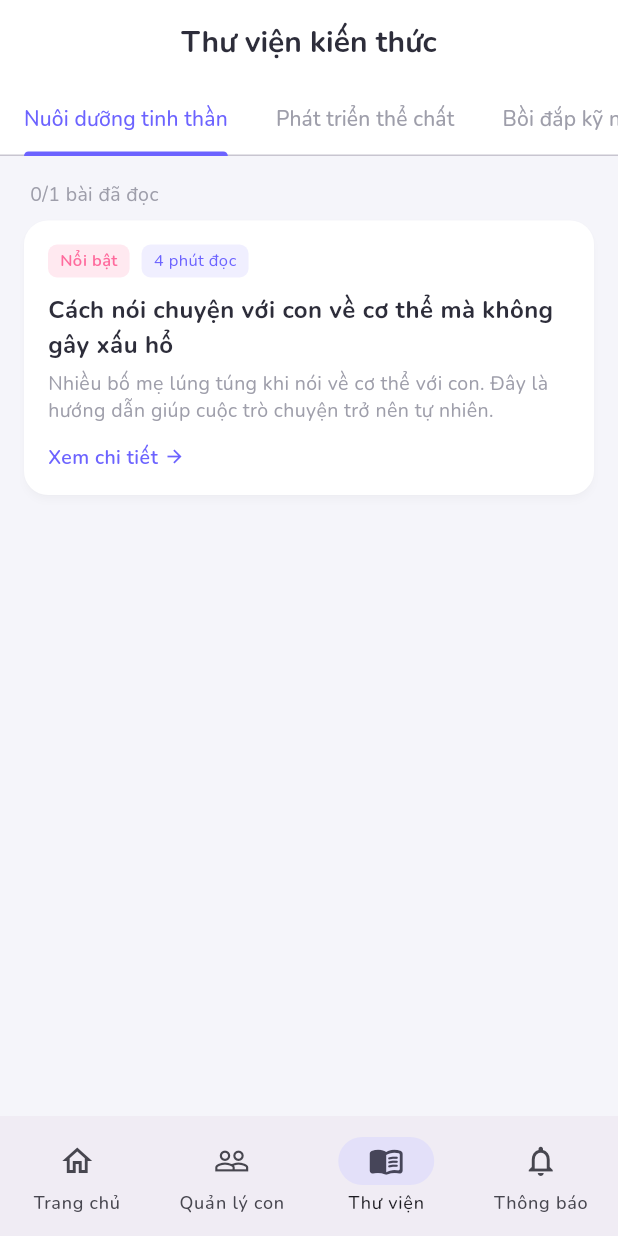
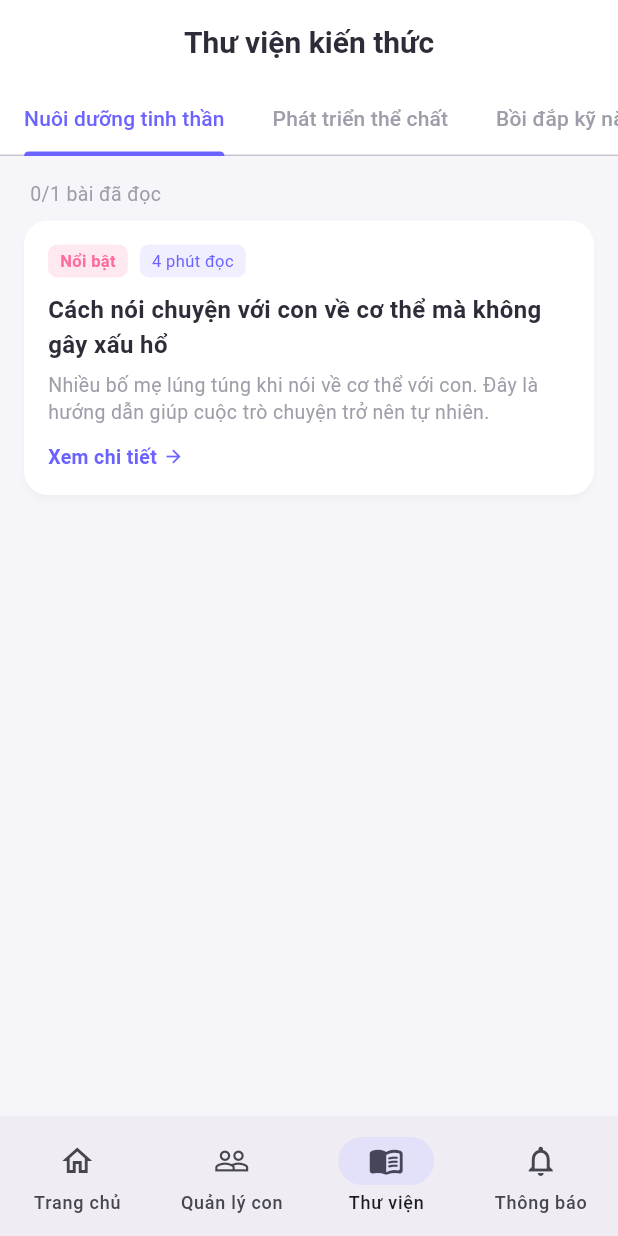
Before and after one commit to nmcuong3198-del/our-flutter-project, a Flutter app: the screen it shows after launch, item 3 of the bottom bar chosen, on a phone screen of 412 x 824 dp. Run offline on Flutter 3.47's test engine with Material 3 defaults, Android fonts, the light colour scheme and no system bars; our stand-ins replace fl_chart.

Commit message:
Remove google_fonts to fix path_provider JNI build error

```diff
--- a/our-flutter-project/lib/core/theme.dart
+++ b/our-flutter-project/lib/core/theme.dart
@@ -1,5 +1,4 @@
 import 'package:flutter/material.dart';
-import 'package:google_fonts/google_fonts.dart';
 
 class AppColors {
   static const primary = Color(0xFF6C63FF);
@@ -21,13 +20,12 @@
         colorSchemeSeed: AppColors.primary,
         brightness: Brightness.light,
         scaffoldBackgroundColor: AppColors.background,
-        textTheme: GoogleFonts.nunitoTextTheme(),
-        appBarTheme: AppBarTheme(
+        appBarTheme: const AppBarTheme(
           backgroundColor: AppColors.surface,
           foregroundColor: AppColors.textPrimary,
           elevation: 0,
           centerTitle: true,
-          titleTextStyle: GoogleFonts.nunito(
+          titleTextStyle: TextStyle(
             fontSize: 20,
             fontWeight: FontWeight.w700,
             color: AppColors.textPrimary,
@@ -49,7 +47,7 @@
             shape: RoundedRectangleBorder(
               borderRadius: BorderRadius.circular(12),
             ),
-            textStyle: GoogleFonts.nunito(
+            textStyle: const TextStyle(
               fontSize: 16,
               fontWeight: FontWeight.w700,
             ),
--- a/our-flutter-project/pubspec.yaml
+++ b/our-flutter-project/pubspec.yaml
@@ -36,7 +36,6 @@
   flutter_riverpod: ^2.5.0
   fl_chart: ^0.70.0
   intl: ^0.19.0
-  google_fonts: ^6.2.0
 
 dev_dependencies:
   flutter_test:
```
